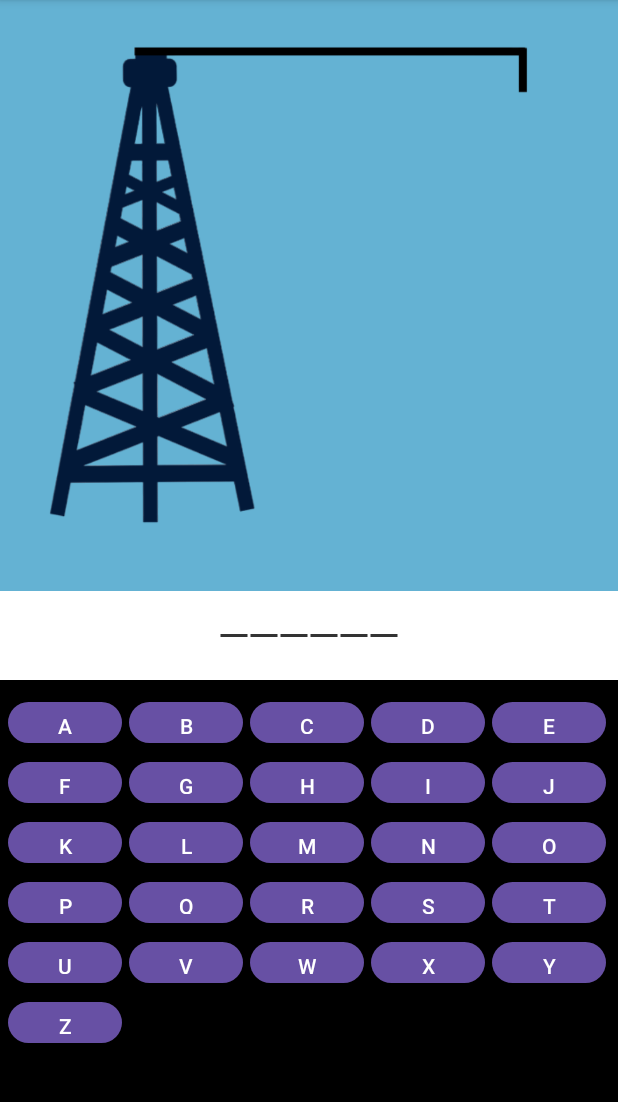
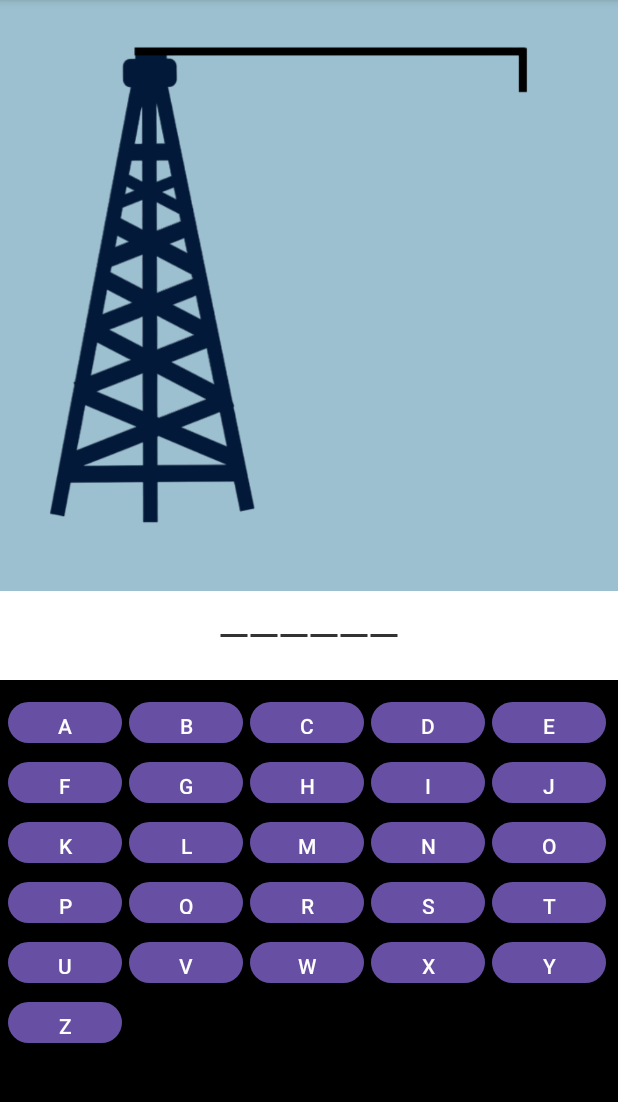
Before and after one commit to miguelac1112/lab1AppsIOT, an Android app: the GameActivity screen opened directly, with no data from a screen before it, on a phone screen of 412 x 824 dp, the part 96-1198 px from its top. Run offline under Robolectric (Android 15) with nearby library versions, the phone set to English and light mode, and no system bars.

Commit message:
Asu
Por alguna razon dejo de funcionar el context menu:( si cambiaba de color

```diff
--- a/app/src/main/res/layout/activity_game.xml
+++ b/app/src/main/res/layout/activity_game.xml
@@ -11,7 +11,7 @@
     <RelativeLayout
         android:layout_width="match_parent"
         android:layout_height="394dp"
-        android:background="#64B2D3"
+        android:background="#9CC0CF"
         android:gravity="center"
         android:paddingTop="15dp">
 
```
